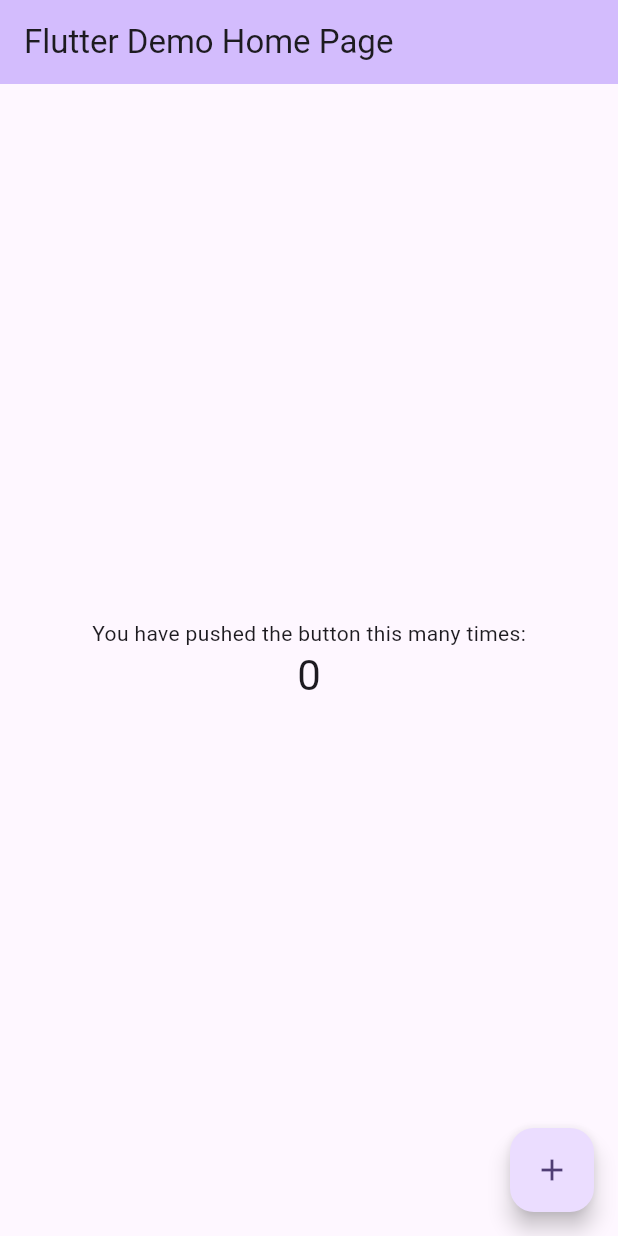
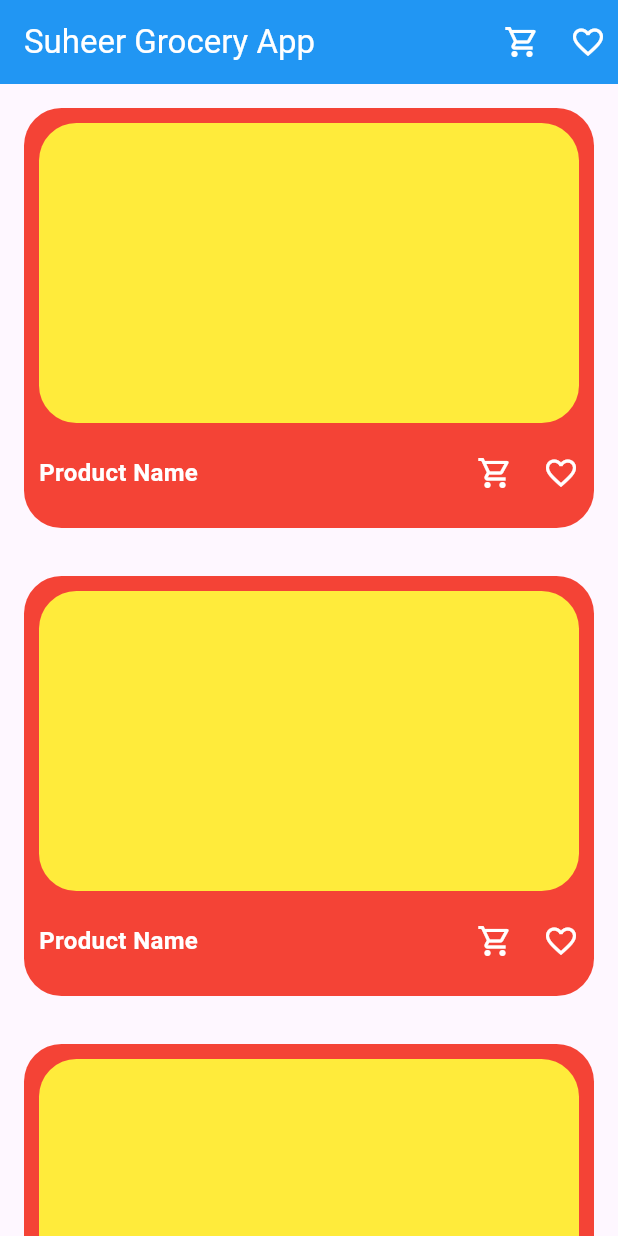
Before and after one commit to suheerthedev/learning-bloc-1, a Flutter app: the screen it shows after launch, on a phone screen of 412 x 824 dp. Run offline on Flutter 3.47's test engine with Material 3 defaults, Android fonts, the light colour scheme and no system bars; our stand-ins replace bloc, flutter_bloc.

Commit message:
Created Dumy UI

```diff
--- /dev/null
+++ b/devtools_options.yaml
@@ -0,0 +1,3 @@
+description: This file stores settings for Dart & Flutter DevTools.
+documentation: https://docs.flutter.dev/tools/devtools/extensions#configure-extension-enablement-states
+extensions:
--- a/lib/app.dart
+++ b/lib/app.dart
@@ -7,11 +7,12 @@ class App extends StatelessWidget {
   @override
   Widget build(BuildContext context) {
     return MaterialApp(
+      debugShowCheckedModeBanner: false,
       title: 'Flutter Demo',
       theme: ThemeData(
         colorScheme: ColorScheme.fromSeed(seedColor: Colors.deepPurple),
       ),
-      home: const MyHomePage(title: 'Flutter Demo Home Page'),
+      home: const Home(),
     );
   }
 }
--- a/lib/features/home/view/home_page.dart
+++ b/lib/features/home/view/home_page.dart
@@ -1,46 +1,99 @@
 import 'package:flutter/material.dart';
+import 'package:flutter_bloc/flutter_bloc.dart';
+import 'package:learning_bloc_1/features/home/bloc/home_bloc.dart';
 
-class MyHomePage extends StatefulWidget {
-  final String title;
-  const MyHomePage({super.key, required this.title});
+class Home extends StatefulWidget {
+  const Home({super.key});
 
   @override
-  State<MyHomePage> createState() => _MyHomePageState();
+  State<Home> createState() => _HomeState();
 }
 
-class _MyHomePageState extends State<MyHomePage> {
-  int _counter = 0;
-
-  void _incrementCounter() {
-    setState(() {
-      _counter++;
-    });
-  }
-
+class _HomeState extends State<Home> {
+  final HomeBloc homeBloc = HomeBloc();
   @override
   Widget build(BuildContext context) {
+    return BlocConsumer<HomeBloc, HomeState>(
+      bloc: homeBloc,
+      // listenWhen: (previous, current) {},
+      listener: (context, state) {},
+      // buildWhen: (previous, current) {},
+      builder: (context, state) {
         return Scaffold(
           appBar: AppBar(
-        backgroundColor: Theme.of(context).colorScheme.inversePrimary,
-        title: Text(widget.title),
+            backgroundColor: Colors.blue,
+            title: Text(
+              'Suheer Grocery App',
+              style: TextStyle(color: Colors.white),
             ),
-      body: Center(
+            actionsPadding: EdgeInsets.symmetric(horizontal: 8),
+            actions: [
+              Icon(Icons.shopping_cart_outlined, color: Colors.white),
+              const SizedBox(width: 20),
+              Icon(Icons.favorite_border, color: Colors.white),
+            ],
+          ),
+          body: SafeArea(
+            child: ListView.builder(
+              itemCount: 5,
+              itemBuilder: (context, index) {
+                return Container(
+                  width: double.infinity,
+                  height: 280,
+                  margin: EdgeInsets.all(16),
+                  padding: EdgeInsets.all(10),
+                  decoration: BoxDecoration(
+                    color: Colors.red,
+                    borderRadius: BorderRadius.circular(25),
+                  ),
                   child: Column(
-          mainAxisAlignment: MainAxisAlignment.center,
-          children: <Widget>[
-            const Text('You have pushed the button this many times:'),
+                    crossAxisAlignment: CrossAxisAlignment.start,
+                    children: [
+                      Container(
+                        width: double.infinity,
+                        height: 200,
+                        decoration: BoxDecoration(
+                          color: Colors.yellow,
+                          borderRadius: BorderRadius.circular(25),
+                        ),
+                      ),
+                      const SizedBox(height: 6),
+                      Expanded(
+                        child: Row(
+                          mainAxisAlignment: MainAxisAlignment.spaceBetween,
+                          children: [
                             Text(
-              '$_counter',
-              style: Theme.of(context).textTheme.headlineMedium,
+                              'Product Name',
+                              style: TextStyle(
+                                color: Colors.white,
+                                fontSize: 16,
+                                fontWeight: FontWeight.w600,
+                              ),
+                            ),
+                            Row(
+                              children: [
+                                Icon(
+                                  Icons.shopping_cart_outlined,
+                                  color: Colors.white,
+                                ),
+                                const SizedBox(width: 20),
+                                Icon(
+                                  Icons.favorite_border,
+                                  color: Colors.white,
+                                ),
+                              ],
                             ),
                           ],
                         ),
                       ),
-      floatingActionButton: FloatingActionButton(
-        onPressed: _incrementCounter,
-        tooltip: 'Increment',
-        child: const Icon(Icons.add),
+                    ],
                   ),
+                );
+              },
+            ),
+          ),
+        );
+      },
     );
   }
 }
```
Lines whose indentation alone changed are shown as unchanged.
